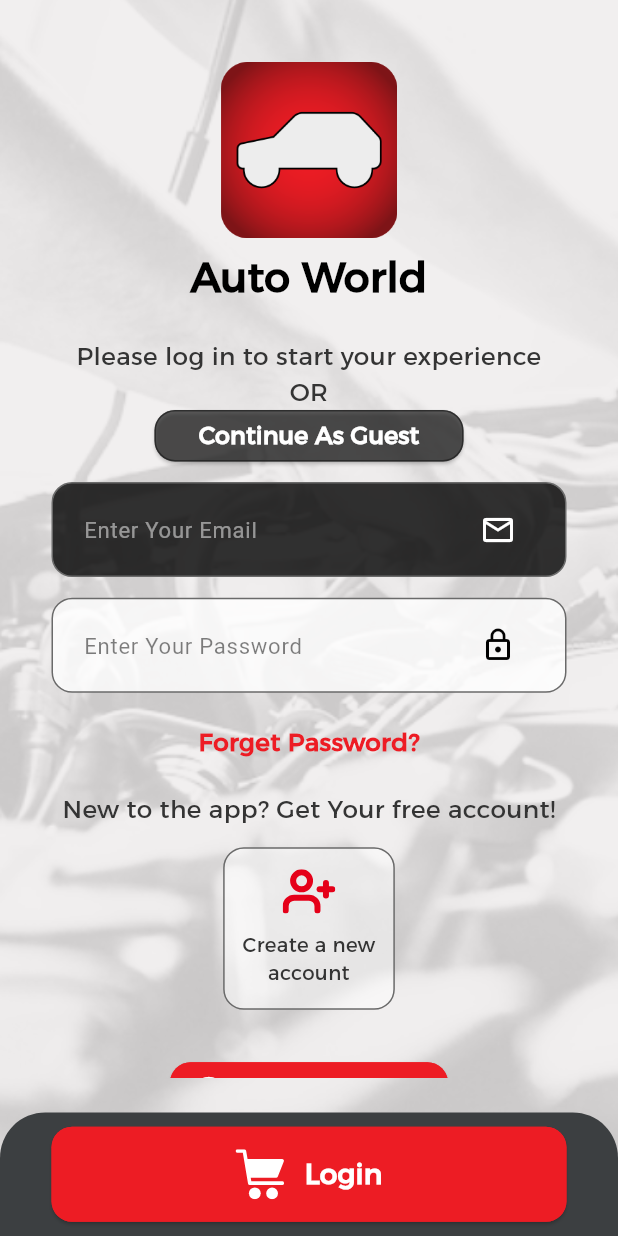
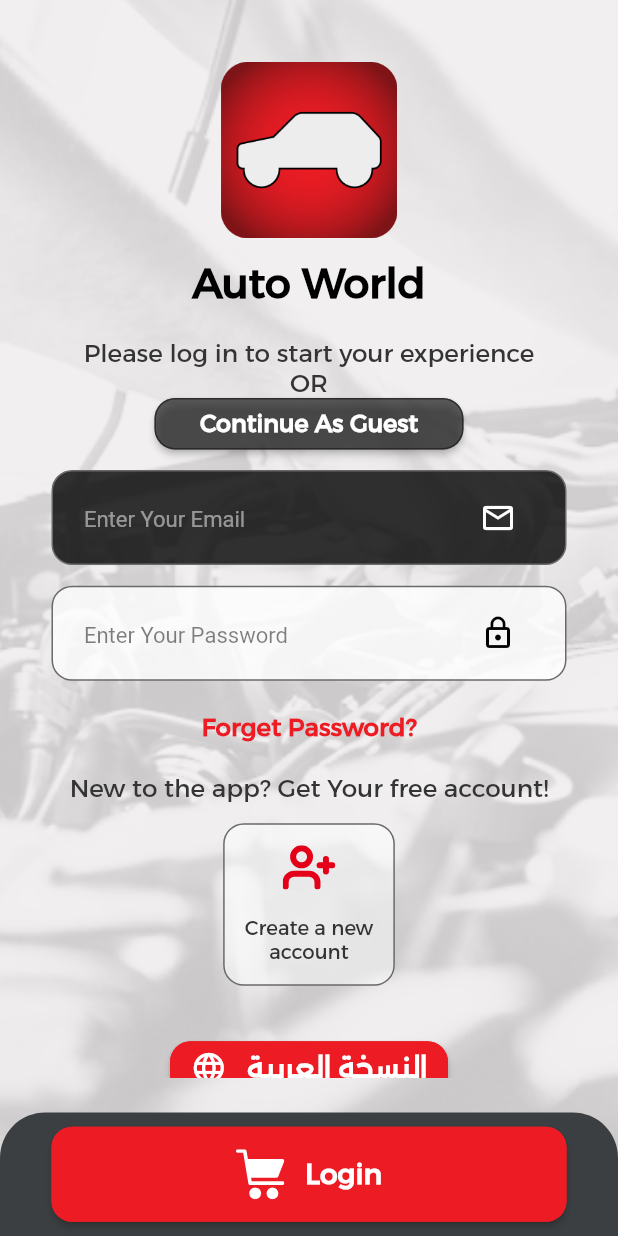
Before and after one commit to zoalfkardeeb/autoworld, a Flutter app: the screen it shows after launch, on a phone screen of 412 x 824 dp. Run offline on Flutter 3.47's test engine with Material 3 defaults, Android fonts, the phone set to English and light mode, and no system bars; our stand-ins replace another_flushbar, app_links, cached_network_image, cloud_firestore, dio, double_back_to_close_app and 29 more; missing offline and left inert: easy_pdf_viewer, flutter_facebook_auth, mailer, map_location_picker, platform_device_id, simple_tooltip; accounts and stored records are empty; network calls fail; Roboto replaces fonts that are missing (GothamLight); project files that could hold a hidden picture were left out.

Commit message:
suplier, background color

```diff
--- a/lib/api.dart
+++ b/lib/api.dart
@@ -986,7 +986,7 @@ class MyAPI{
               suplierList.removeWhere((element) => element['garagCustomization'] == false);
             }
           }
-          suplierList.removeWhere((element) => element['user']['id']== userInfo['id']);
+         // suplierList.removeWhere((element) => element['user']['id']== userInfo['id']);
           suplierList.sort((a, b) {
             var aOrder = a['order']??1; //before -> var adate = a.expiry;
             var bOrder = b['order']??1; //before -> var bdate = b.expiry;
--- a/lib/main.dart
+++ b/lib/main.dart
@@ -157,10 +157,8 @@ class MyApp extends StatelessWidget {
           },
           title: 'Auto World',
           theme: ThemeData(
+            useMaterial3: false,
             primaryColor: Colors.red,
-            primaryColorDark: Colors.red,
-            primaryColorLight:  Colors.red,
-            // Define the default brightness and colors.
             colorScheme: ColorScheme.fromSeed(
               seedColor: Colors.red,
             ),
```
